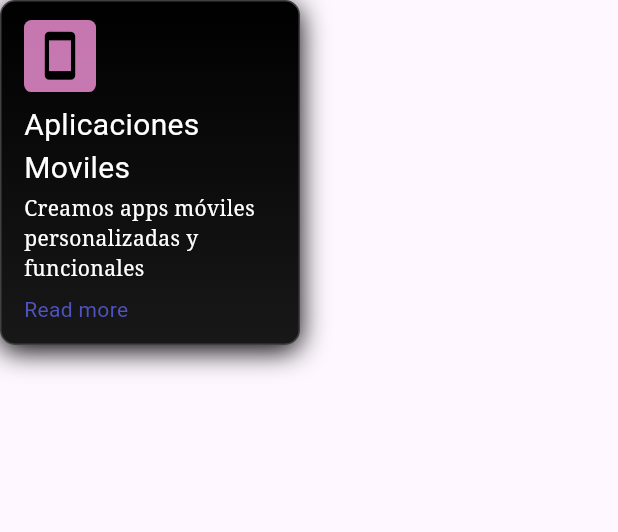
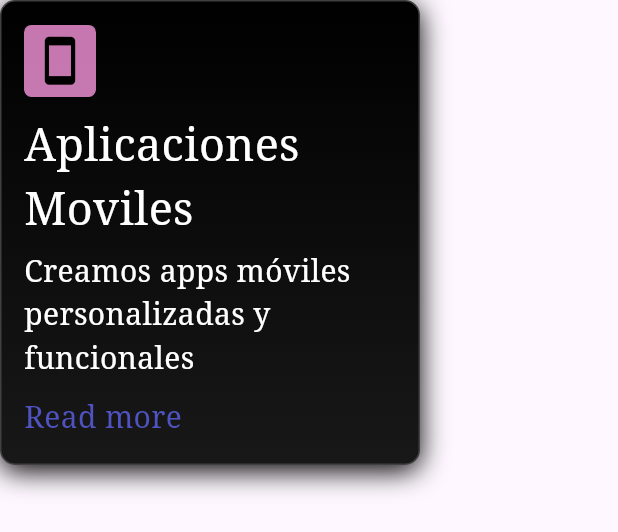
Before and after one commit to JohanDevNest/landing_page, a Flutter app: the ServicesContainer widget shown alone on an empty page, opened directly, on a phone screen of 412 x 824 dp. Shown: the top 532 px of the screen. Run offline on Flutter 3.47's test engine with Material 3 defaults, Android fonts, the phone set to English and light mode, and no system bars; our stand-ins replace animate_do, flutter_svg, font_awesome_flutter, go_router, google_fonts, url_strategy; network calls fail.

Commit message:
cambio tamaño services_container

```diff
--- a/lib/ui/views/home_view/sections/widgets/services_container.dart
+++ b/lib/ui/views/home_view/sections/widgets/services_container.dart
@@ -61,8 +61,10 @@ class _ServicesContainerState extends State<ServicesContainer> {
           ],
 
         ),
-        width: _isHovered ? 205 : 200,
-        height: _isHovered ? 235 : 230,
+        //width: _isHovered ? 205 : 200,
+        //height: _isHovered ? 235 : 230,
+        width: _isHovered ? 285 : 280,
+        height: _isHovered ? 315 :310,
         child:  Padding(
           padding: EdgeInsets.symmetric(horizontal: 15.0, vertical: 10.0),
           child: Column(
@@ -85,10 +87,13 @@ class _ServicesContainerState extends State<ServicesContainer> {
               SizedBox(height: 5.0,),
               Spacer(),
               SizedBox(
-                width: 130,
+                width: 190,
                 child: Text(
                   widget.title,
-                  style: TextStyle(fontSize: 20, color: Colors.white),
+                  style: GoogleFonts.notoSerif(
+                    fontSize: 30,
+                    color: Colors.white
+                  ),
 
                   textAlign: TextAlign.left,
                 ),
@@ -98,14 +103,19 @@ class _ServicesContainerState extends State<ServicesContainer> {
                 widget.info,
                 textAlign: TextAlign.start,
                 style: GoogleFonts.notoSerif(
-                    color: Colors.white
+                    color: Colors.white,
+                    fontSize: 20
+
                   ),
               ),
               Spacer(),
               SizedBox(height: 5.0,),
               Text(
                 'Read more',
-                style: TextStyle(color: Color(0xFF4F53C1)),
+                style: GoogleFonts.notoSerif(
+                  color: Color(0xFF4F53C1),
+                  fontSize: 20
+                )
               ),
               Spacer()
             ],
```
